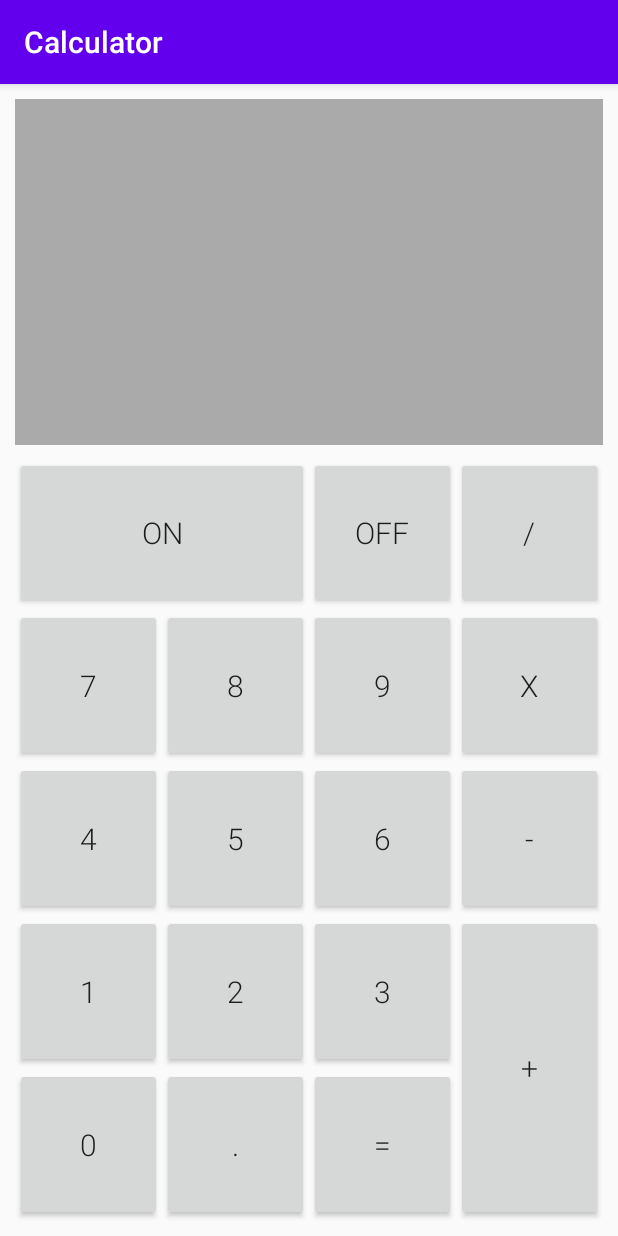
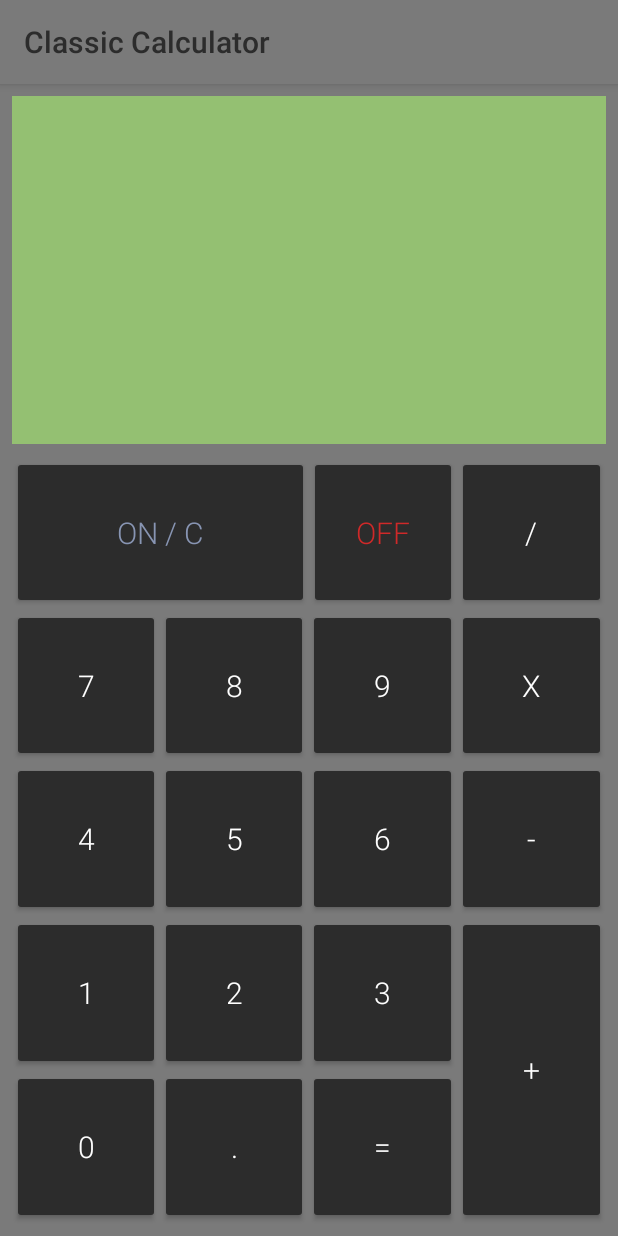
Before and after one commit to arjun-sasidharan/Calculator, an Android app: the screen it shows after launch (MainActivity), on a phone screen of 412 x 824 dp. Run offline under Robolectric (Android 15) with nearby library versions, the phone set to English and light mode, and no system bars.

Commit message:
New Classic Visual look added. Changed app name to "Classic Calculator". Organized Style code.

```diff
--- a/app/src/main/java/com/example/calculator/MainActivity.java
+++ b/app/src/main/java/com/example/calculator/MainActivity.java
@@ -253,6 +253,7 @@ public class MainActivity extends AppCompatActivity {
     public void buttonMinus(View view) {
         if (isCalculatorOn == true) {
             operator = "-";
+            operatorDisplay(operator);
             if (displayNumber != "") {
                 result = operand;
                 operatorDisplay(result + " " + operator + " ");
@@ -360,7 +361,7 @@ public class MainActivity extends AppCompatActivity {
                     }
                     else{
                         operatorDisplay("ERROR: DIVISION BY ZERO");
-                        Toast.makeText(this,"Cannot divide a number by zero",Toast.LENGTH_SHORT).show();
+                        Toast.makeText(this,getText(R.string.zero_error_toast),Toast.LENGTH_SHORT).show();
                     }
                 }
                 decimalPosition = 0;
--- /dev/null
+++ b/app/src/main/res/drawable/round_button.xml
@@ -0,0 +1,7 @@
+<?xml version="1.0" encoding="utf-8"?>
+<shape xmlns:android="http://schemas.android.com/apk/res/android"
+    android:shape="rectangle">
+    <corners android:radius="8dp"/>
+    <solid android:color="#2c2c2c"/>
+
+</shape>
--- a/app/src/main/res/layout/activity_main.xml
+++ b/app/src/main/res/layout/activity_main.xml
@@ -6,28 +6,26 @@
     android:layout_height="match_parent"
     tools:context=".MainActivity"
     android:orientation="vertical"
-    android:layout_margin="10dp">
+    android:padding="8dp"
+    android:background="@color/background">
+
     <TextView
         android:id="@+id/operator_screen"
+        style="@style/operatorTextStyle"
         android:layout_width="match_parent"
         android:layout_height="wrap_content"
         android:gravity="right"
         android:paddingRight="10dp"
-        tools:text="+"
-        style="@style/buttonTextStyle"
-        android:background="@android:color/darker_gray"
+        tools:text="+" />
 
-        />
     <TextView
+        style="@style/displayTextStyle"
         android:id="@+id/display_screen"
         android:layout_weight="2"
         android:layout_width="match_parent"
         android:layout_height="0dp"
-        android:background="@android:color/darker_gray"
         android:text=""
         tools:text="0"
-        android:fontFamily="sans-serif-medium"
-        android:textSize="60sp"
         android:textAlignment="viewEnd"
         android:padding="8dp"
         android:gravity="center_vertical"
@@ -40,7 +38,7 @@
         android:layout_weight="1"
         android:orientation="horizontal">
         <Button
-            style="@style/buttonTextStyle"
+            style="@style/onButtonTextStyle"
             android:layout_weight="2"
             android:layout_width="0dp"
             android:layout_height="match_parent"
@@ -48,14 +46,14 @@
             android:onClick="buttonOn"
             />
         <Button
-            style="@style/buttonTextStyle"
+            style="@style/offButtonTextStyle"
             android:layout_weight="1"
             android:layout_width="0dp"
             android:layout_height="match_parent"
             android:text="@string/button_off"
-            android:onClick="buttonOff"/>
+            android:onClick="buttonOff" />
         <Button
-            style="@style/buttonTextStyle"
+            style="@style/operatorButtonTextStyle"
             android:layout_weight="1"
             android:layout_width="0dp"
             android:layout_height="match_parent"
@@ -89,7 +87,7 @@
             android:text="@string/button_9"
             android:onClick="button9"/>
         <Button
-            style="@style/buttonTextStyle"
+            style="@style/operatorButtonTextStyle"
             android:layout_weight="1"
             android:layout_width="0dp"
             android:layout_height="match_parent"
@@ -123,7 +121,7 @@
             android:text="@string/button_6"
             android:onClick="button6"/>
         <Button
-            style="@style/buttonTextStyle"
+            style="@style/operatorButtonTextStyle"
             android:layout_weight="1"
             android:layout_width="0dp"
             android:layout_height="match_parent"
@@ -190,7 +188,7 @@
                 android:text="@string/button_3"
                 android:onClick="button3"/>
             <Button
-                style="@style/buttonTextStyle"
+                style="@style/equalToButtonTextStyle"
                 android:layout_width="match_parent"
                 android:layout_height="0dp"
                 android:layout_weight="1"
@@ -198,7 +196,7 @@
                 android:onClick="buttonEqualTo"/>
         </LinearLayout>
         <Button
-            style="@style/buttonTextStyle"
+            style="@style/operatorButtonTextStyle"
             android:layout_width="0dp"
             android:layout_height="match_parent"
             android:text="@string/button_plus"
--- a/app/src/main/res/values/colors.xml
+++ b/app/src/main/res/values/colors.xml
@@ -1,6 +1,24 @@
 <?xml version="1.0" encoding="utf-8"?>
 <resources>
-    <color name="colorPrimary">#6200EE</color>
-    <color name="colorPrimaryDark">#3700B3</color>
+    <color name="colorPrimary">#7a7a7a</color>
+    <color name="colorPrimaryDark">#7a7a7a</color>
     <color name="colorAccent">#03DAC5</color>
+    <color name="titleTextColor">#2c2c2c</color>
+    <color name="background">#7a7a7a</color>
+    <color name="displayColor">#94C072</color>
+    <color name="operatorDisplayText">#2c2c2c</color>
+    <color name="DisplayText">#2c2c2c</color>
+    <color name="offButton">#2c2c2c</color>
+    <color name="offButtonText">#cf2929</color>
+    <color name="onButton">#2c2c2c</color>
+    <color name="onButtonText">#8895B3</color>
+    <color name="numberButton">#2c2c2c</color>
+    <color name="numberButtonText">@android:color/white</color>
+    <color name="operatorButton">#2c2c2c</color>
+    <color name="operatorButtonText">@android:color/white</color>
+    <color name="equalToButton">#2c2c2c</color>
+    <color name="equalToButtonText">@android:color/white</color>
+
+
+
 </resources>
--- a/app/src/main/res/values/strings.xml
+++ b/app/src/main/res/values/strings.xml
@@ -1,6 +1,6 @@
 <resources>
-    <string name="app_name">Calculator</string>
-    <string name="button_on">ON</string>
+    <string name="app_name">Classic Calculator</string>
+    <string name="button_on">ON / C</string>
     <string name="button_off">OFF</string>
     <string name="button_9">9</string>
     <string name="button_8">8</string>
@@ -18,5 +18,6 @@
     <string name="button_minus">-</string>
     <string name="button_multiply">x</string>
     <string name="button_divide">/</string>
+    <string name="zero_error_toast">Cannot divide a number by zero</string>
 
 </resources>
--- a/app/src/main/res/values/styles.xml
+++ b/app/src/main/res/values/styles.xml
@@ -5,11 +5,63 @@
         <item name="colorPrimary">@color/colorPrimary</item>
         <item name="colorPrimaryDark">@color/colorPrimaryDark</item>
         <item name="colorAccent">@color/colorAccent</item>
+        <item name="android:navigationBarColor">@color/background</item>
+        <item name="titleTextColor">@color/titleTextColor</item>
     </style>
-    <style name="buttonTextStyle">
+    <!--Style of operator display textview -->
+    <style name="operatorTextStyle">
+        <item name="android:background">@color/displayColor</item>
+        <item name="android:textColor">@color/operatorDisplayText</item>
         <item name="android:textSize">20sp</item>
         <item name="android:fontFamily">sans-serif-light</item>
+    </style>
 
+    <!--Style of display screen textview -->
+    <style name="displayTextStyle">
+        <item name="android:background">@color/displayColor</item>
+        <item name="android:textColor">@color/DisplayText</item>
+        <item name="android:textSize">60sp</item>
+        <item name="android:fontFamily">sans-serif-medium</item>
+    </style>
+
+    <!--Style of number buttons  -->
+    <style name="buttonTextStyle">
+        <item name="backgroundTint">@color/numberButton</item>
+        <item name="android:textColor">@color/numberButtonText</item>
+        <item name="android:textSize">20sp</item>
+        <item name="android:fontFamily">sans-serif-light</item>
+    </style>
+
+    <!--Style of operator buttons  -->
+    <style name="operatorButtonTextStyle">
+        <item name="backgroundTint">@color/operatorButton</item>
+        <item name="android:textColor">@color/operatorButtonText</item>
+        <item name="android:textSize">20sp</item>
+        <item name="android:fontFamily">sans-serif-light</item>
+    </style>
+
+    <!--Style of equalto buttons  -->
+    <style name="equalToButtonTextStyle">
+        <item name="backgroundTint">@color/equalToButton</item>
+        <item name="android:textColor">@color/equalToButtonText</item>
+        <item name="android:textSize">20sp</item>
+        <item name="android:fontFamily">sans-serif-light</item>
+    </style>
+
+    <!--Style of OFF button-->
+    <style name="offButtonTextStyle">
+        <item name="backgroundTint">@color/offButton</item>
+        <item name="android:textColor">@color/offButtonText</item>
+        <item name="android:textSize">20sp</item>
+        <item name="android:fontFamily">sans-serif-light</item>
+    </style>
+
+    <!--Style of ON button-->
+    <style name="onButtonTextStyle">
+        <item name="backgroundTint">@color/onButton</item>
+        <item name="android:textColor">@color/onButtonText</item>
+        <item name="android:textSize">20sp</item>
+        <item name="android:fontFamily">sans-serif-light</item>
     </style>
 
 </resources>
```
